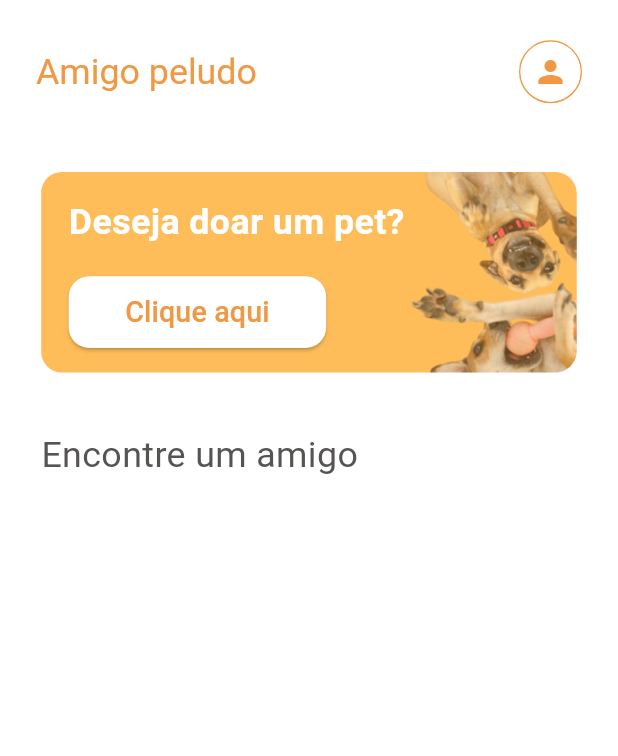
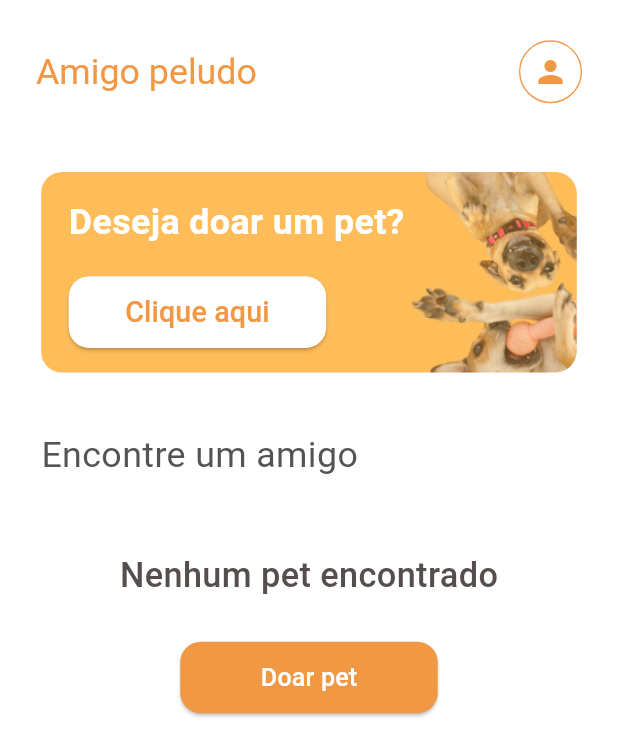
Before and after one commit to GabrieleSacramento/pet_adoption, a Flutter app: the PetAdoptionHomePage screen opened directly, on a phone screen of 412 x 824 dp. Shown: the top 756 px of the screen. Run offline on Flutter 3.47's test engine with Material 3 defaults, Android fonts, the phone set to English and light mode, and no system bars; our stand-ins replace cloud_firestore, dartz, dio, equatable, firebase_auth, firebase_core and 9 more; missing offline and left inert: firebase_app_check; accounts and stored records are empty; project files that could hold a hidden picture were left out.

Commit message:
and empty widget to home page

```diff
--- a/lib/src/modules/home/presentation/pages/pet_adoption_home_page.dart
+++ b/lib/src/modules/home/presentation/pages/pet_adoption_home_page.dart
@@ -135,6 +135,37 @@ class _PetAdoptionHomePageState extends State<PetAdoptionHomePage> {
                       }
                       if (state is GetPetInfoSuccess) {
                         final petInfoEntity = state.petInfoEntity;
+                        if (petInfoEntity.isEmpty) {
+                          return Column(
+                            children: [
+                              Padding(
+                                padding: EdgeInsets.symmetric(
+                                  vertical: 24.sp,
+                                ),
+                                child: Text(
+                                  'Nenhum pet encontrado',
+                                  overflow: TextOverflow.ellipsis,
+                                  style: TextStyle(
+                                    fontSize: 20.sp,
+                                    fontWeight: FontWeight.w500,
+                                    color: const Color.fromRGBO(86, 77, 77, 1),
+                                  ),
+                                ),
+                              ),
+                              Center(
+                                child: CustomButton(
+                                    textButton: 'Doar pet',
+                                    onPressed: () {
+                                      Navigator.of(context).push(
+                                        MaterialPageRoute(
+                                          builder: (context) => const PetForm(),
+                                        ),
+                                      );
+                                    }),
+                              ),
+                            ],
+                          );
+                        }
                         return Padding(
                           padding: EdgeInsets.only(bottom: 32.h),
                           child: GridView.builder(
@@ -155,6 +186,7 @@ class _PetAdoptionHomePageState extends State<PetAdoptionHomePage> {
                                   child: CircularProgressIndicator(),
                                 );
                               }
+
                               return ChooseAPetToAdoptWidget(
                                 petName: state.petInfoEntity[index].name,
                                 petSex: state.petInfoEntity[index].sex,
@@ -191,7 +223,7 @@ class _PetAdoptionHomePageState extends State<PetAdoptionHomePage> {
                       }
                       if (state is GetPetInfoError) {
                         return const Center(
-                          child: Text('Erro ao buscar informações'),
+                          child: Text('Erro ao carregar pets'),
                         );
                       }
                       return const SizedBox.shrink();
```
